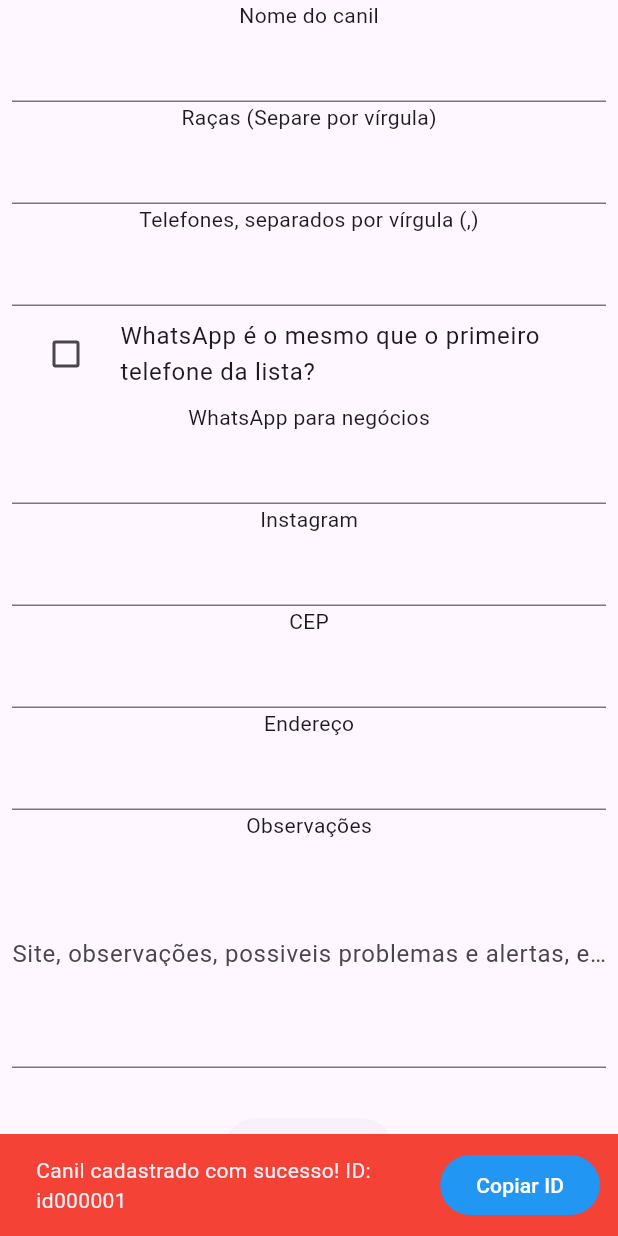
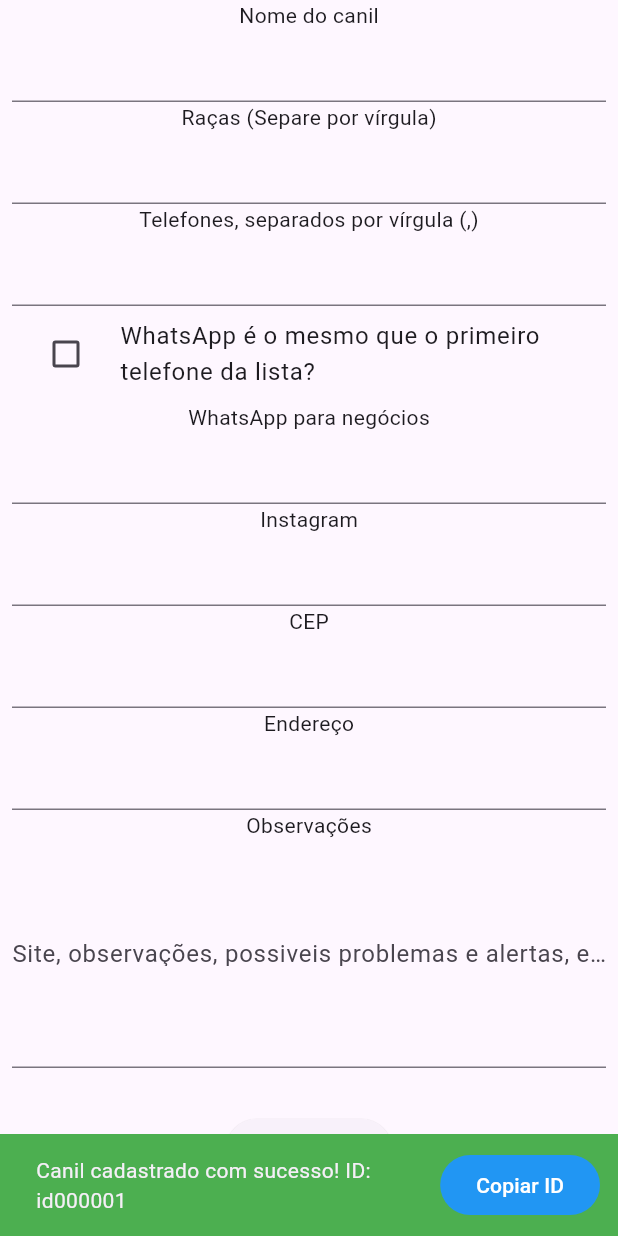
Before and after one commit to cl0v/coworkers, a Flutter app: the AddCanilPage screen opened directly, after a tap on "Cadastrar", on a phone screen of 412 x 824 dp. Run offline on Flutter 3.47's test engine with Material 2 defaults, Android fonts, the light colour scheme and no system bars; our stand-ins replace cloud_firestore, firebase_core, sentry_flutter; missing offline and left inert: sentry_logging; accounts and stored records are empty.

Commit message:
feat anti-duplication

```diff
--- a/lib/src/store/_external/datasources/firestore_store.dart
+++ b/lib/src/store/_external/datasources/firestore_store.dart
@@ -42,12 +42,8 @@ class FirestoreStoreImpl implements StoreDatasource {
     }
   }
 
-  //TODO: Talvez passar também o motivo da duplicação
+  // Checa se existe algum contato com o mesmo telefone ou instagram
   Future<Store?> checkForDuplicate(Store store) async {
-    //TODO: Cadastrar sistema de duplicados:
-    return null;
-    /*
-
     for (var phone in store.contact.phones) {
       final query = await firestore
           .collection(collectionPath)
@@ -66,6 +62,5 @@ class FirestoreStoreImpl implements StoreDatasource {
       return FirestoreStoreMapper.fromDoc(query.docs.first);
     }
     return null;
-    */
   }
 }
--- a/lib/src/store/feats/add/presentation/view.dart
+++ b/lib/src/store/feats/add/presentation/view.dart
@@ -166,6 +166,7 @@ class _AddCanilPageState extends State<AddCanilPage> {
       late String labelButton;
       late void Function() onTap;
       bool hasButton = false;
+      Color snackColor = Colors.green;
 
       switch (result.status) {
         case StoreCreationStatus.created:
@@ -176,14 +177,16 @@ class _AddCanilPageState extends State<AddCanilPage> {
           clearForm();
           break;
         case StoreCreationStatus.error:
-          contentText = result.message ?? "Erro ao cadastrar canil";
+          contentText = result.message ?? "Ocorreu um erro ao cadastrar canil";
           labelButton = 'Tentar novamente';
           onTap = () => onRetry(store);
+          snackColor = Colors.red;
           break;
         case StoreCreationStatus.duplicated:
           contentText = result.message ??
-              "Canil já cadastrado, gostaria de editar os valores?";
-          labelButton = 'Editar';
+              "Canil já cadastrado.";
+          labelButton = 'Revisar e Editar';
+          snackColor = Colors.orange;
           onTap = () => onEdit(result.value);
           break;
         default:
@@ -192,7 +195,7 @@ class _AddCanilPageState extends State<AddCanilPage> {
       ScaffoldMessenger.of(context).showSnackBar(SnackBar(
         content: Text(contentText),
         duration: const Duration(seconds: 10),
-        backgroundColor: Colors.red,
+        backgroundColor: snackColor,
         action: hasButton
             ? SnackBarAction(
                 backgroundColor: Colors.blue,
```
Also changed, not shown: 2 other files.
